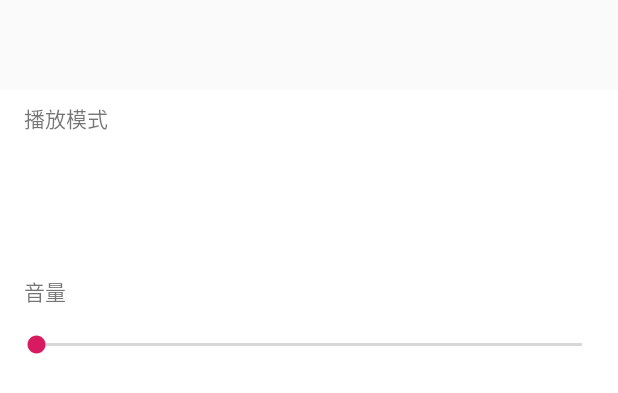
After one commit to lsfv/LocalPlayer, an Android app: the layout dialog_panelmenu.xml on its own in the app's theme, with its tools: preview values and no code run, on a phone screen of 412 x 824 dp. The commit adds this screen. Shown: the top 393 px of the screen. Run offline under Robolectric (Android 15) with nearby library versions, the phone set to English and light mode, and no system bars.

Commit message:
panel is ok.

```diff
--- a/app/src/main/java/com/linson/android/localplayer/MainActivity.java
+++ b/app/src/main/java/com/linson/android/localplayer/MainActivity.java
@@ -46,9 +46,11 @@ public class MainActivity extends AppCompatActivity
             //把静态变量(引用了外部对象)先清空掉。以免外部对象无法释放。
             //服务也解绑和停止。
             app.bll.MusicDB.setDBContext(null);//把引用了自己的静态变量也先清掉。
-            appContext=null;
             unbindService(appServiceConnection);
             stopService(appHelper.getServiceIntent());
+
+            appContext=null;
+            appServiceConnection=null;
             finish();
         }
     }
--- a/app/src/main/java/com/linson/android/localplayer/activities/ListDetail.java
+++ b/app/src/main/java/com/linson/android/localplayer/activities/ListDetail.java
@@ -96,7 +96,7 @@ public class ListDetail extends BaseFragment
             playingIndex=baseInfo.index;
         }
 
-        Adapter_Songs adapter_songs=new Adapter_Songs(res,new RecycleHandler(),playingIndex);
+        Adapter_Songs adapter_songs=new Adapter_Songs(res,new RecycleHandler(),playingIndex,0);
         mMyControls.mRvSonglist.setAdapter(adapter_songs);
         LinearLayoutManager linearLayoutManager=new LinearLayoutManager(getContext());
         mMyControls.mRvSonglist.setLayoutManager(linearLayoutManager);
--- /dev/null
+++ b/app/src/main/res/layout/dialog_panelmenu.xml
@@ -0,0 +1,74 @@
+<?xml version="1.0" encoding="utf-8"?>
+<android.support.constraint.ConstraintLayout xmlns:app="http://schemas.android.com/apk/res-auto"
+    xmlns:tools="http://schemas.android.com/tools"
+    xmlns:android="http://schemas.android.com/apk/res/android" android:layout_width="match_parent"
+    android:layout_height="match_parent">
+    <android.support.constraint.ConstraintLayout
+        android:id="@+id/toptransport"
+        app:layout_constraintTop_toTopOf="parent"
+        app:layout_constraintLeft_toLeftOf="parent"
+        android:layout_width="match_parent"
+        android:layout_height="60dp"></android.support.constraint.ConstraintLayout>
+
+    <android.support.constraint.ConstraintLayout
+        android:background="#ffffffff"
+        app:layout_constraintTop_toBottomOf="@id/toptransport"
+        app:layout_constraintBottom_toBottomOf="parent"
+        android:layout_width="match_parent"
+        android:layout_height="0dp">
+
+        <TextView
+            android:id="@+id/textView2"
+            android:layout_width="wrap_content"
+            android:layout_height="wrap_content"
+            android:layout_marginStart="16dp"
+            android:layout_marginTop="8dp"
+            android:text="@string/playmode"
+            app:layout_constraintStart_toStartOf="parent"
+            app:layout_constraintTop_toTopOf="parent" />
+
+        <android.support.v7.widget.RecyclerView
+            android:id="@+id/rv_playmode"
+            android:layout_width="0dp"
+            android:layout_height="70dp"
+            android:layout_marginStart="8dp"
+            android:layout_marginTop="8dp"
+            app:layout_constraintEnd_toEndOf="parent"
+            app:layout_constraintStart_toStartOf="parent"
+            app:layout_constraintTop_toBottomOf="@+id/textView2"></android.support.v7.widget.RecyclerView>
+
+        <TextView
+            android:id="@+id/textView4"
+            android:layout_width="wrap_content"
+            android:layout_height="wrap_content"
+            android:layout_marginStart="16dp"
+            android:layout_marginTop="16dp"
+            android:text="音量"
+            app:layout_constraintStart_toStartOf="parent"
+            app:layout_constraintTop_toBottomOf="@+id/rv_playmode" />
+
+        <SeekBar
+            android:id="@+id/sb_volume"
+            android:layout_width="0dp"
+            android:layout_height="wrap_content"
+            android:layout_marginStart="8dp"
+            android:layout_marginTop="16dp"
+            android:layout_marginEnd="8dp"
+            app:layout_constraintEnd_toEndOf="parent"
+            app:layout_constraintStart_toStartOf="parent"
+            app:layout_constraintTop_toBottomOf="@+id/textView4" />
+
+        <android.support.v7.widget.RecyclerView
+            android:id="@+id/rv_list"
+            android:layout_width="0dp"
+            android:layout_height="0dp"
+            android:layout_marginStart="8dp"
+            android:layout_marginTop="10dp"
+            android:layout_marginEnd="8dp"
+            android:layout_marginBottom="8dp"
+            app:layout_constraintBottom_toBottomOf="parent"
+            app:layout_constraintEnd_toEndOf="parent"
+            app:layout_constraintStart_toStartOf="parent"
+            app:layout_constraintTop_toBottomOf="@+id/sb_volume"></android.support.v7.widget.RecyclerView>
+    </android.support.constraint.ConstraintLayout>
+</android.support.constraint.ConstraintLayout>
--- a/app/src/main/res/values/strings.xml
+++ b/app/src/main/res/values/strings.xml
@@ -16,4 +16,5 @@
     <string name="ok">确定</string>
     <string name="cancel">取消</string>
     <string name="ActivityDetail_lid">lid</string>
+    <string name="playmode">播放模式</string>
 </resources>
--- /dev/null
+++ b/lslibrary/src/main/java/app/lslibrary/customUI/LSRadioGroup.java
@@ -0,0 +1,5 @@
+package app.lslibrary.customUI;
+
+public class LSRadioGroup
+{
+}
```
Also changed, not shown: Model/src/main/java/app/model/PlayerBaseInfo.java (+8 -25 lines), app/src/main/java/com/linson/android/localplayer/CustomUI/PlayPanel.java (+26 -7 lines), app/src/main/java/com/linson/android/localplayer/activities/Adapter/Adapter_Songs.java (+20 -6 lines), app/src/main/java/com/linson/android/localplayer/activities/Dialog/Dialog_panelmenu.java (added, +185 -0 lines), app/src/main/java/com/linson/android/localplayer/activities/MasterPage.java (+2 -6 lines), app/src/main/java/com/linson/android/localplayer/activities/PlaySong.java (+3 -162 lines), app/src/main/res/layout/fragment_play_song.xml (+1 -44 lines), app/src/main/res/layout/item_onetextviewsmall.xml (added, +39 -0 lines), app/src/main/res/values/styles.xml (+14 -0 lines), lslibrary/src/main/java/app/lslibrary/customUI/Adapter/Adapter_RadioButton.java (added, +89 -0 lines), lslibrary/src/main/res/layout/item_radio_button.xml (added, +17 -0 lines).
